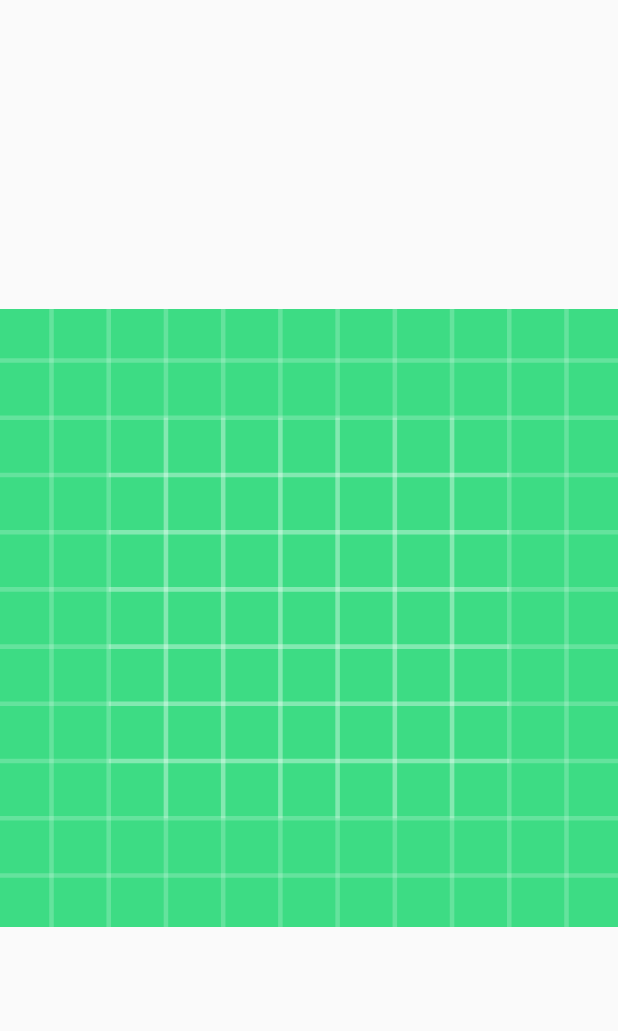
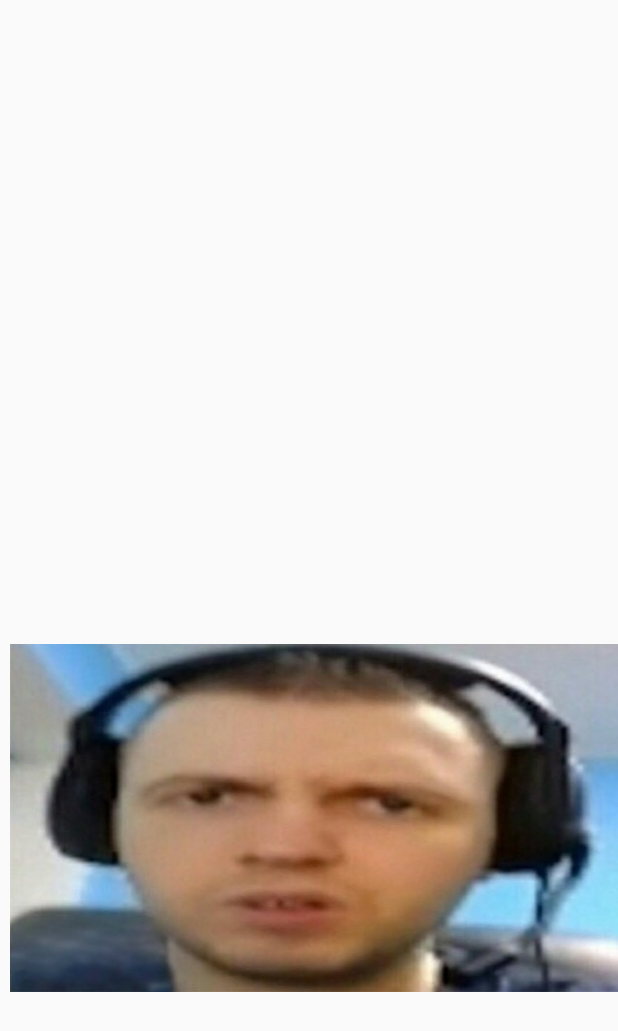
Before and after one commit to AlexLineZ/hits_android, an Android app built with Jetpack Compose: the TestActivity screen opened directly, with no data from a screen before it, on a phone screen of 412 x 824 dp. Shown: the top 1031 px of the screen. Run offline under Robolectric (Android 15) with nearby library versions, the phone set to English and light mode, and no system bars.

Commit message:
zoomable activity

```diff
--- a/app/src/main/java/com/example/hits_android/TestActivity.kt
+++ b/app/src/main/java/com/example/hits_android/TestActivity.kt
@@ -9,8 +9,10 @@ import androidx.compose.foundation.gestures.calculatePan
 import androidx.compose.foundation.gestures.calculateZoom
 import androidx.compose.foundation.gestures.forEachGesture
 import androidx.compose.foundation.layout.Arrangement
+import androidx.compose.foundation.layout.Box
 import androidx.compose.foundation.layout.Column
 import androidx.compose.foundation.layout.fillMaxSize
+import androidx.compose.foundation.lazy.LazyColumn
 import androidx.compose.runtime.Composable
 import androidx.compose.runtime.getValue
 import androidx.compose.runtime.mutableStateOf
@@ -50,9 +52,7 @@ fun ZoomableComposable() {
 
     // In the example below, we make the Column composable zoomable
     // by leveraging the Modifier.pointerInput modifier
-    Column(
-        verticalArrangement = Arrangement.Center,
-        horizontalAlignment = Alignment.CenterHorizontally,
+    Box(
         modifier = Modifier
             .pointerInput(Unit) {
                 forEachGesture {
@@ -70,19 +70,40 @@ fun ZoomableComposable() {
             }
     ) {
         // painterResource method loads an image resource asynchronously
-        val imagepainter = painterResource(id = R.drawable.ic_launcher_background)
+//        val imagepainter = painterResource(id = R.drawable.ic_launcher_background)
         // We use the graphicsLayer modifier to modify the scale & translation
         // of the image.
         // This is read from the state properties that we created above.
+//        Image(
+//            modifier = Modifier.fillMaxSize().graphicsLayer(
+//                scaleX = scale,
+//                scaleY = scale,
+//                translationX = offsetX,
+//                translationY = offsetY
+//            ),
+//            painter = imagepainter,
+//            contentDescription = "androids launcher default launcher background image"
+//        )
+
         Image(
-            modifier = Modifier.fillMaxSize().graphicsLayer(
+            painter = painterResource(id = R.drawable.maxresdefault),
+            contentDescription = "sas",
+            modifier = Modifier.fillMaxSize().graphicsLayer (
                 scaleX = scale,
                 scaleY = scale,
-                translationX = offsetX,
-                translationY = offsetY
-            ),
-            painter = imagepainter,
-            contentDescription = "androids launcher default launcher background image"
+                translationX = offsetX + 10,
+                translationY = offsetY + 200
+            )
+        )
+        Image(
+            painter = painterResource(id = R.drawable.maxresdefault),
+            contentDescription = "sis",
+            modifier = Modifier.fillMaxSize().graphicsLayer (
+                scaleX = scale,
+                scaleY = scale,
+                translationX = offsetX - 800,
+                translationY = offsetY - 500
+            )
         )
     }
 }
```
Also changed, not shown: app/src/main/res/drawable/maxresdefault.jpg (added).
